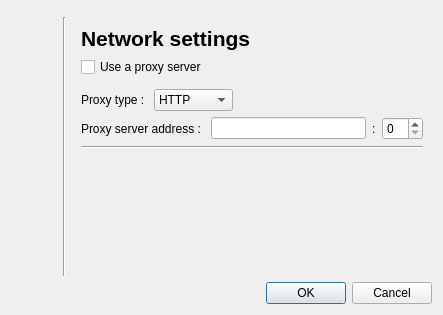
duniter/sakia, file res/ui/preferences.ui: the form before one commit.
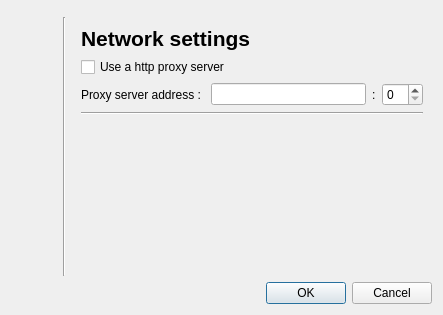
The form after the commit. The open tabs and pages were chosen to show the change. Icons and pictures are not drawn.

Commit message: Enable dynamic preferences ( #139 )

Diff of the .ui file:
```diff
--- a/res/ui/preferences.ui
+++ b/res/ui/preferences.ui
@@ -333,51 +333,10 @@
          <item>
           <widget class="QCheckBox" name="checkbox_proxy">
            <property name="text">
-            <string>Use a proxy server</string>
+            <string>Use a http proxy server</string>
            </property>
           </widget>
          </item>
-         <item>
-          <layout class="QHBoxLayout" name="horizontalLayout_11">
-           <property name="topMargin">
-            <number>6</number>
-           </property>
-           <item>
-            <widget class="QLabel" name="label_8">
-             <property name="text">
-              <string>Proxy type : </string>
-             </property>
-            </widget>
-           </item>
-           <item>
-            <widget class="QComboBox" name="combox_proxytype">
-             <item>
-              <property name="text">
-               <string>HTTP</string>
-              </property>
-             </item>
-             <item>
-              <property name="text">
-               <string>SOCKS5</string>
-              </property>
-             </item>
-            </widget>
-           </item>
-           <item>
-            <spacer name="horizontalSpacer_4">
-             <property name="orientation">
-              <enum>Qt::Horizontal</enum>
-             </property>
-             <property name="sizeHint" stdset="0">
-              <size>
-               <width>40</width>
-               <height>20</height>
-              </size>
-             </property>
-            </spacer>
-           </item>
-          </layout>
-         </item>
          <item>
           <layout class="QHBoxLayout" name="horizontalLayout_9">
            <item>
```
Left out of the diff: 2 changed lines with no effect on the pictures. The commit also changes 3 other files.
